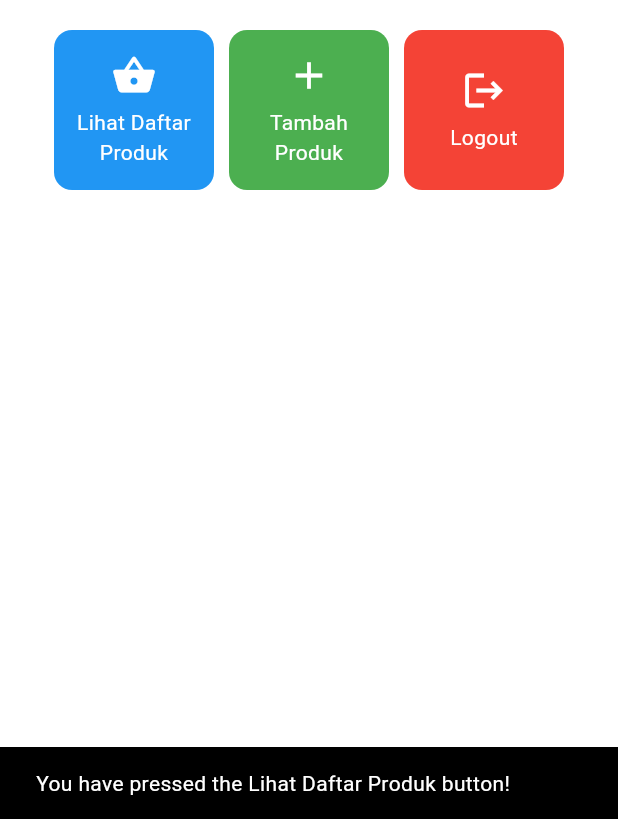
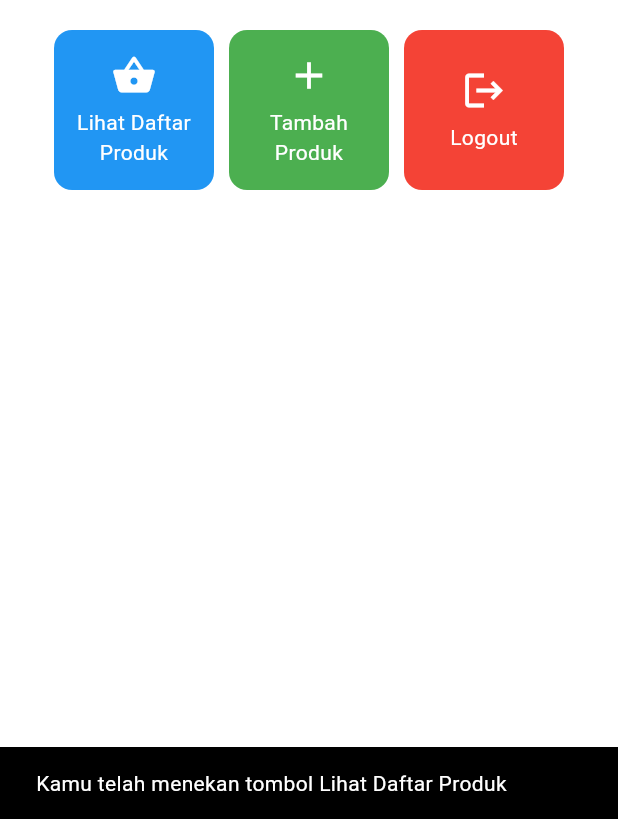
Before and after one commit to greencrabby/not-indomaret-mobile, a Flutter app: the screen it shows after launch, after a tap on "Lihat Daftar Produk", on a phone screen of 412 x 824 dp, the part 417-1236 px from its top. Run offline on Flutter 3.47's test engine with Material 3 defaults, Android fonts, the phone set to English and light mode, and no system bars.

Commit message:
Finished tugas 7

```diff
--- a/lib/menu.dart
+++ b/lib/menu.dart
@@ -5,6 +5,7 @@ class MyHomePage extends StatelessWidget {
   final String name = 'Joshua Elisha Shalom Soedarmintarto'; // Name
   final String className = 'PBP E'; // Class
 
+  // Button list
   final List<ItemHomepage> items = [
     ItemHomepage("Lihat Daftar Produk", Icons.shopping_basket),
     ItemHomepage("Tambah Produk", Icons.add),
@@ -164,7 +165,7 @@ class ItemCard extends StatelessWidget {
           ScaffoldMessenger.of(context)
             ..hideCurrentSnackBar()
             ..showSnackBar(
-              SnackBar(content: Text("You have pressed the ${item.name} button!"))
+              SnackBar(content: Text("Kamu telah menekan tombol ${item.name}"))
             );
         },
         // Container to store the Icon and Text
```
Also changed, not shown: 1 other file.
